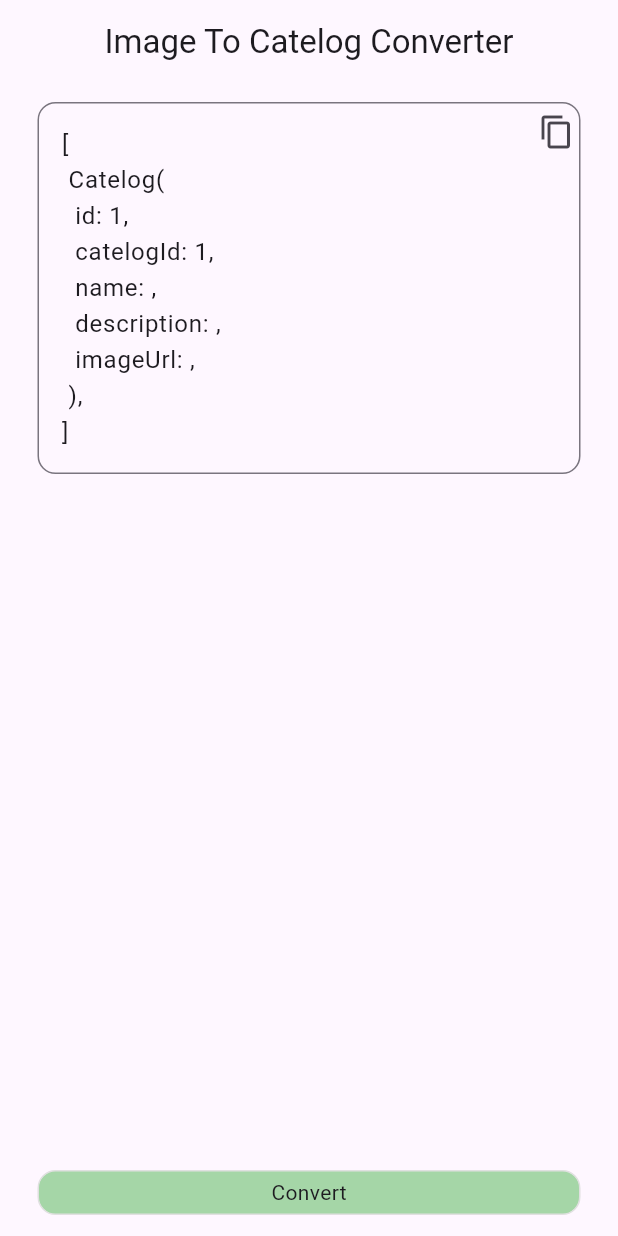
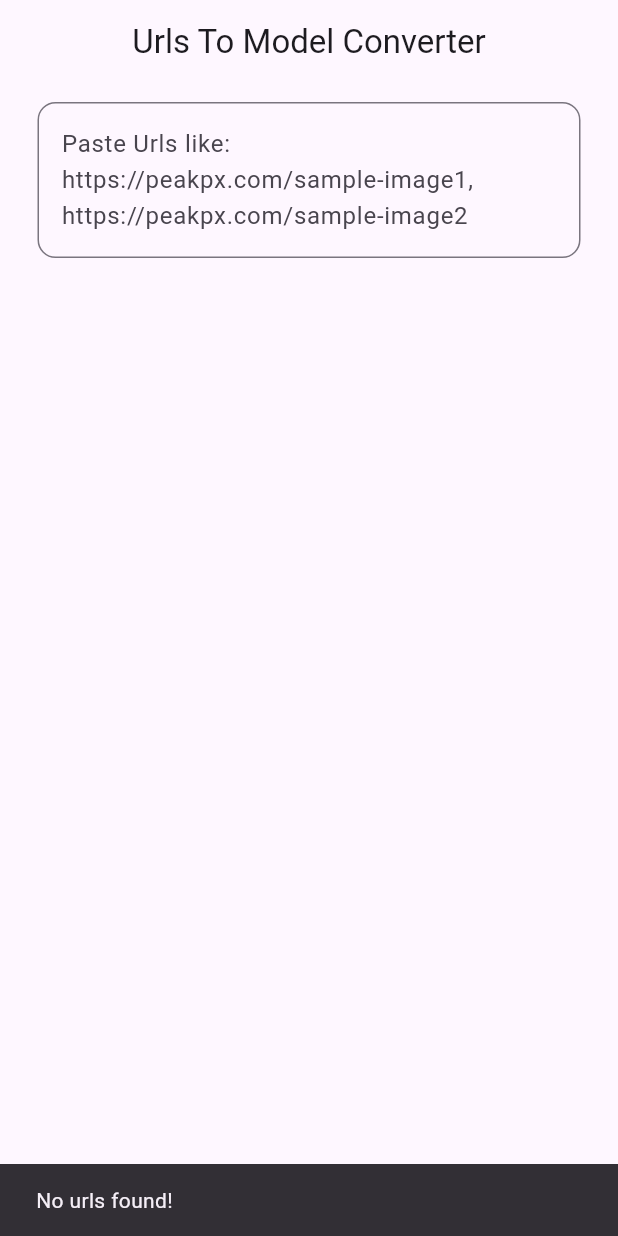
Before and after one commit to abin-ps/urls-to-model-converter, a Flutter app: the screen it shows after launch, after a tap on "Convert", on a phone screen of 412 x 824 dp. Run offline on Flutter 3.47's test engine with Material 3 defaults, Android fonts, the light colour scheme and no system bars.

Commit message:
Readme File updated, Model Conversion state and logics updated

```diff
--- /dev/null
+++ b/lib/app_utils.dart
@@ -0,0 +1,8 @@
+import 'package:flutter/material.dart';
+
+class AppUtils {
+  static void showSnackBar(BuildContext context, {required String message}) {
+    ScaffoldMessenger.of(context).clearSnackBars();
+    ScaffoldMessenger.of(context).showSnackBar(SnackBar(content: Text(message)));
+  }
+}
--- a/lib/common_widgets/reusable_text_button.dart
+++ b/lib/common_widgets/reusable_text_button.dart
@@ -11,6 +11,7 @@ class ReusableTextButton extends StatelessWidget {
     this.borderRadius,
     required this.onTap,
     this.isLoading = false,
+    this.buttonTextStyle,
   });
   final EdgeInsetsGeometry? padding;
   final EdgeInsetsGeometry? margin;
@@ -20,11 +21,18 @@ class ReusableTextButton extends StatelessWidget {
   final BorderRadius? borderRadius;
   final void Function()? onTap;
   final bool isLoading;
+  final TextStyle? buttonTextStyle;
 
   @override
   Widget build(BuildContext context) {
     final borderRadius = BorderRadius.circular(12);
     final buttonColor = Colors.green.shade200;
+
+    const buttonTextStyle = TextStyle(
+      fontSize: 14,
+      fontWeight: FontWeight.w500,
+      color: Colors.black,
+    );
     return InkWell(
       onTap: onTap,
       borderRadius: this.borderRadius ?? borderRadius,
@@ -49,6 +57,7 @@ class ReusableTextButton extends StatelessWidget {
               )
             : Text(
                 buttonText,
+                style: this.buttonTextStyle ?? buttonTextStyle,
                 overflow: TextOverflow.ellipsis,
               ),
       ),
--- a/lib/main.dart
+++ b/lib/main.dart
@@ -1,5 +1,5 @@
 import 'package:flutter/material.dart';
-import 'package:image_to_catelog_converter/screens/image_to_catelog_screen.dart';
+import 'package:image_to_catelog_converter/screens/urls_to_model_screen.dart';
 
 void main() {
   runApp(const MyApp());
@@ -11,12 +11,13 @@ class MyApp extends StatelessWidget {
   @override
   Widget build(BuildContext context) {
     return MaterialApp(
-      title: 'Flutter Demo',
+      title: 'Urls To Model Converter',
+      debugShowCheckedModeBanner: false,
       theme: ThemeData(
         colorScheme: ColorScheme.fromSeed(seedColor: Colors.deepPurple),
         useMaterial3: true,
       ),
-      home: const ImageToCatelogScreen(),
+      home: const UrlsToModelScreen(),
     );
   }
 }
--- a/lib/models/catelog.dart
+++ b/lib/models/model.dart
@@ -1,13 +1,11 @@
-class Catelog {
+class Model {
   final String id;
-  final String categoryId;
   final String name;
   final String? description;
   final String imageUrl;
 
-  Catelog({
+  Model({
     required this.id,
-    required this.categoryId,
     required this.name,
     this.description,
     required this.imageUrl,
--- a/lib/screens/image_to_catelog_screen.dart
+++ b/lib/screens/urls_to_model_screen.dart
@@ -2,17 +2,18 @@ import 'package:flutter/material.dart';
 import 'package:flutter/services.dart';
 import 'package:image_to_catelog_converter/common_widgets/padded.dart';
 
+import '../app_utils.dart';
 import '../common_widgets/reusable_text_button.dart';
-import '../models/catelog.dart';
+import '../models/model.dart';
 
-class ImageToCatelogScreen extends StatefulWidget {
-  const ImageToCatelogScreen({super.key});
+class UrlsToModelScreen extends StatefulWidget {
+  const UrlsToModelScreen({super.key});
 
   @override
-  State<ImageToCatelogScreen> createState() => _ImageToCatelogScreenState();
+  State<UrlsToModelScreen> createState() => _UrlsToModelScreenState();
 }
 
-class _ImageToCatelogScreenState extends State<ImageToCatelogScreen> {
+class _UrlsToModelScreenState extends State<UrlsToModelScreen> {
   final TextEditingController imageUrlsController = TextEditingController();
   bool isConverting = false;
   bool conversionCompleted = false;
@@ -27,7 +28,7 @@ class _ImageToCatelogScreenState extends State<ImageToCatelogScreen> {
     return Scaffold(
       appBar: AppBar(
         title: const Text(
-          'Image To Catelog Converter',
+          'Urls To Model Converter',
           overflow: TextOverflow.ellipsis,
         ),
         centerTitle: true,
@@ -57,7 +58,10 @@ class _ImageToCatelogScreenState extends State<ImageToCatelogScreen> {
                       readOnly: isConverting,
                       decoration: InputDecoration(
                           hintText:
-                              'Urls must be seperated with ,\nFor Example:\nhttps://peakpx.com/image1.jpg,\nhttps://peakpx.com/image2',
+                              'Paste Urls like:\nhttps://peakpx.com/sample-image1, https://peakpx.com/sample-image2',
+                          hintMaxLines: 3,
+                          // hintText:
+                          //     'Urls must be seperated with ,\nFor Example:\nhttps://peakpx.com/image1.jpg,\nhttps://peakpx.com/image2',
                           border: OutlineInputBorder(
                               borderSide: const BorderSide(
                                 color: Colors.grey,
@@ -69,18 +73,18 @@ class _ImageToCatelogScreenState extends State<ImageToCatelogScreen> {
                       ? const SizedBox()
                       : Align(
                           alignment: Alignment.topRight,
-                          child: Padding(
-                            padding: const EdgeInsets.only(right: 12),
-                            child: SizedBox(
-                              height: 24,
-                              width: 24,
+                          child: Container(
+                            height: 36,
+                            width: 36,
+                            padding: const EdgeInsets.only(right: 12, top: 12),
                             child: IconButton(
                               onPressed: () {
                                 Clipboard.setData(ClipboardData(text: imageUrlsController.text));
-                                    ScaffoldMessenger.of(context)
-                                        .showSnackBar(const SnackBar(content: Text('Copied to Clipboard!')));
+                                AppUtils.showSnackBar(context, message: 'Copied to Clipboard!');
                               },
-                                  icon: const Icon(Icons.copy)),
+                              icon: const Icon(Icons.copy),
+                              iconSize: 24,
+                              padding: const EdgeInsets.all(0),
                             ),
                           ),
                         )
@@ -89,12 +93,15 @@ class _ImageToCatelogScreenState extends State<ImageToCatelogScreen> {
             ),
             ReusableTextButton(
               onTap: () {
+                if (imageUrlsController.text.isEmpty) {
+                  AppUtils.showSnackBar(context, message: 'No urls found!');
+                } else {
                   setState(() {
                     isConverting = true;
                   });
                   List<String> imageUrls = getUrls(imageUrlsController.text);
 
-                List<Catelog> catelogs = generateCatelogs(imageUrls: imageUrls);
+                  List<Model> catelogs = generateCatelogs(imageUrls: imageUrls);
 
                   String output = catelogsAsString(catelogs: catelogs);
                   imageUrlsController.clear();
@@ -104,6 +111,7 @@ class _ImageToCatelogScreenState extends State<ImageToCatelogScreen> {
                     isConverting = false;
                     conversionCompleted = true;
                   });
+                }
               },
               isLoading: isConverting,
               buttonText: 'Convert',
@@ -121,14 +129,13 @@ class _ImageToCatelogScreenState extends State<ImageToCatelogScreen> {
     );
   }
 
-  catelogsAsString({required List<Catelog> catelogs}) {
+  catelogsAsString({required List<Model> catelogs}) {
     String output = '';
     output += '[\n';
     // print('[');
-    for (Catelog c in catelogs) {
-      output += '\tCatelog(\n';
+    for (Model c in catelogs) {
+      output += '\nModel(\n';
       output += '\t\tid: ${c.id},\n';
-      output += '\t\tcatelogId: ${c.categoryId},\n';
       output += '\t\tname: ${c.name},\n';
       output += '\t\tdescription: ${c.description},\n';
       output += '\t\timageUrl: ${c.imageUrl},\n';
@@ -139,17 +146,16 @@ class _ImageToCatelogScreenState extends State<ImageToCatelogScreen> {
     return output;
   }
 
-  List<Catelog> generateCatelogs({required List<String> imageUrls}) {
-    List<Catelog> catelogs = imageUrls.asMap().entries.map((entry) {
+  List<Model> generateCatelogs({required List<String> imageUrls}) {
+    List<Model> catelogs = imageUrls.asMap().entries.map((entry) {
       int index = entry.key;
       String imageUrl = entry.value;
       List<String> parts = imageUrl.split('/');
       String lastPart = parts.last;
       String name = lastPart.split('-').skip(2).join(' ').split('.').first;
       String description = lastPart.split('.').first.replaceAll('-', ' ');
-      return Catelog(
+      return Model(
         id: '${index + 1}',
-        categoryId: '1',
         name: name,
         description: description,
         imageUrl: imageUrl,
```
Also changed, not shown: 1 other file. Lines whose indentation alone changed are shown as unchanged.
